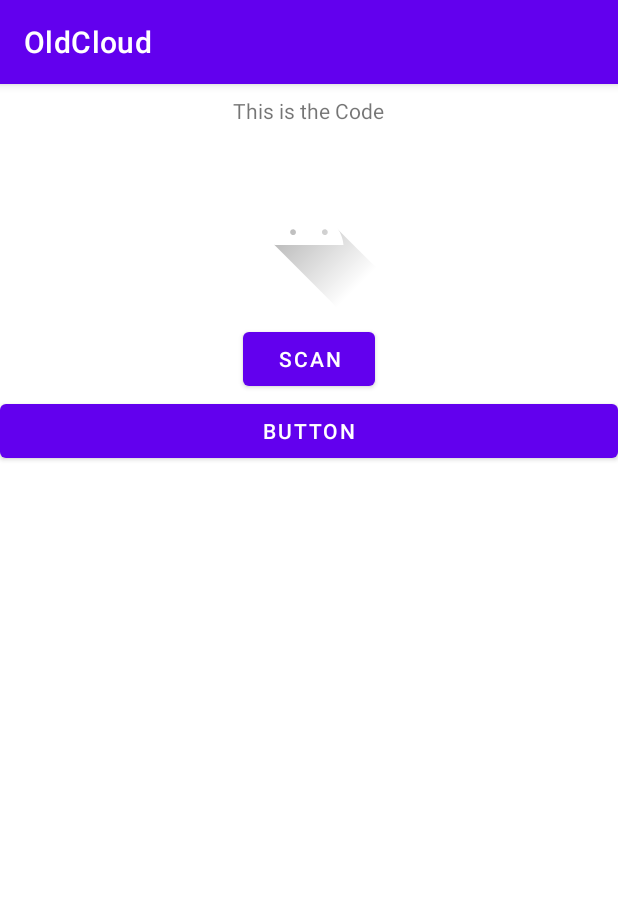
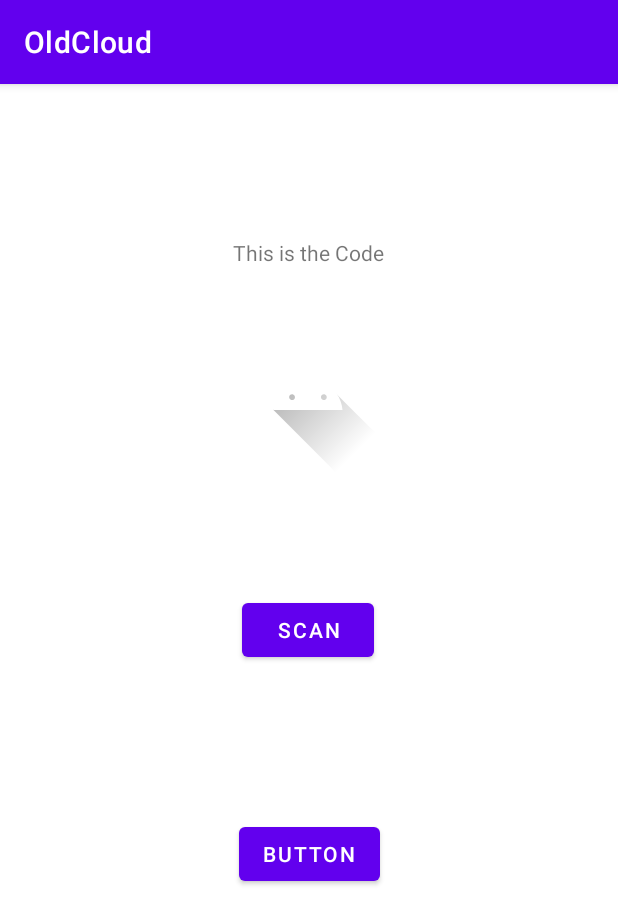
Before and after one commit to Wangmerlyn/OldCloud, an Android app: the ScanPage screen opened through its navigation route, on a phone screen of 412 x 824 dp. Shown: the top 924 px of the screen. Run offline under Robolectric (Android 15) with nearby library versions, the phone set to English and light mode, and no system bars; libraries missing offline, so code that uses them is left out: com.yzq.zxinglibrary.

Commit message:
layout modified

```diff
--- a/app/src/main/res/layout/fragment_scan_page.xml
+++ b/app/src/main/res/layout/fragment_scan_page.xml
@@ -1,36 +1,59 @@
 <?xml version="1.0" encoding="utf-8"?>
-<LinearLayout xmlns:android="http://schemas.android.com/apk/res/android"
+<androidx.constraintlayout.widget.ConstraintLayout xmlns:android="http://schemas.android.com/apk/res/android"
     xmlns:app="http://schemas.android.com/apk/res-auto"
     xmlns:tools="http://schemas.android.com/tools"
+    android:id="@+id/linearLayout2"
     android:layout_width="match_parent"
     android:layout_height="match_parent"
-    android:orientation="vertical"
-    tools:context=".ScanPage" >
-<TextView
-    android:id="@+id/textView_Code"
-    android:layout_width="wrap_content"
-    android:layout_height="wrap_content"
-    android:text="This is the Code"
-    android:layout_gravity="center"
-    android:layout_margin="@dimen/activity_vertical_margin"/>
+    tools:context=".ScanPage">
+
+    <TextView
+        android:id="@+id/textView_Code"
+        android:layout_width="wrap_content"
+        android:layout_height="wrap_content"
+        android:text="@string/str_scan_page_TextView_title"
+        app:layout_constraintBottom_toBottomOf="parent"
+        app:layout_constraintEnd_toEndOf="parent"
+        app:layout_constraintHorizontal_bias="0.498"
+        app:layout_constraintStart_toStartOf="parent"
+        app:layout_constraintTop_toTopOf="parent"
+        app:layout_constraintVertical_bias="0.137" />
+
     <ImageView
         android:id="@+id/imageView_Result"
         android:layout_width="wrap_content"
         android:layout_height="wrap_content"
+        android:layout_marginBottom="17dp"
         android:src="@drawable/ic_launcher_foreground"
-        android:layout_gravity="center"
-        android:layout_margin="@dimen/activity_vertical_margin"/>
+        app:layout_constraintBottom_toBottomOf="parent"
+        app:layout_constraintEnd_toEndOf="parent"
+        app:layout_constraintHorizontal_bias="0.498"
+        app:layout_constraintStart_toStartOf="parent"
+        app:layout_constraintTop_toTopOf="parent"
+        app:layout_constraintVertical_bias="0.239" />
 
     <Button
         android:id="@+id/button_Scan"
         android:layout_width="wrap_content"
         android:layout_height="wrap_content"
-        android:text="Scan"
-        android:layout_gravity="center"/>
+        android:layout_marginBottom="100dp"
+        android:text="@string/str_scan_page_Button_scan"
+        app:layout_constraintBottom_toBottomOf="parent"
+        app:layout_constraintEnd_toEndOf="parent"
+        app:layout_constraintHorizontal_bias="0.498"
+        app:layout_constraintStart_toStartOf="parent"
+        app:layout_constraintTop_toTopOf="parent"
+        app:layout_constraintVertical_bias="0.548" />
 
     <Button
         android:id="@+id/button"
-        android:layout_width="match_parent"
+        android:layout_width="wrap_content"
         android:layout_height="wrap_content"
-        android:text="Button" />
-</LinearLayout>
+        android:gravity="center"
+        android:text="@string/str_scan_page_Button_Button"
+        app:layout_constraintBottom_toBottomOf="parent"
+        app:layout_constraintEnd_toEndOf="parent"
+        app:layout_constraintStart_toStartOf="parent"
+        app:layout_constraintTop_toTopOf="parent"
+        app:layout_constraintVertical_bias="0.68" />
+</androidx.constraintlayout.widget.ConstraintLayout>
--- a/app/src/main/res/values/strings.xml
+++ b/app/src/main/res/values/strings.xml
@@ -2,4 +2,11 @@
     <string name="app_name">OldCloud</string>
     <!-- TODO: Remove or change this placeholder text -->
     <string name="hello_blank_fragment">Hello blank fragment</string>
+    <string name="str_code_page_Button">Refresh</string>
+    <string name="str_login_TextView_title">Plz login</string>
+    <string name="str_login_EditText_Name">Name</string>
+    <string name="str_login_Button">Button</string>
+    <string name="str_scan_page_TextView_title">This is the Code</string>
+    <string name="str_scan_page_Button_scan">Scan</string>
+    <string name="str_scan_page_Button_Button">Button</string>
 </resources>
```
Also changed, not shown: app/src/main/res/layout/fragment_code_page.xml (+18 -8 lines), app/src/main/res/layout/fragment_lobby.xml (+21 -12 lines), app/src/main/res/layout/fragment_login.xml (+29 -7 lines), build.gradle (+6 -1 lines).
